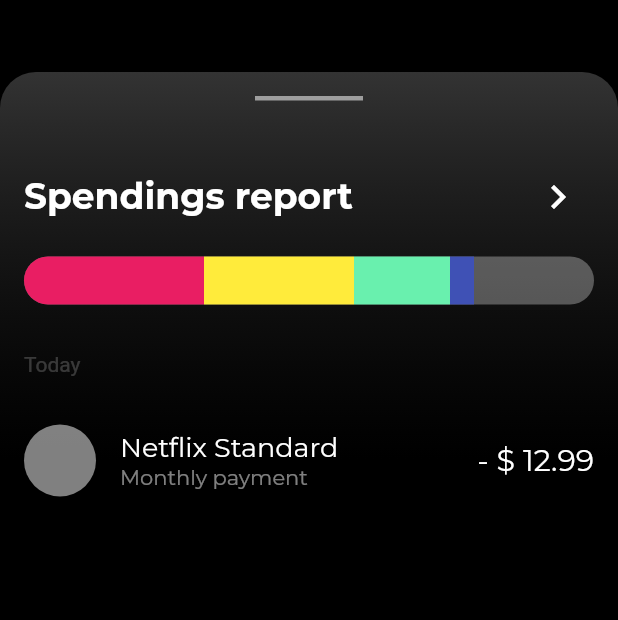
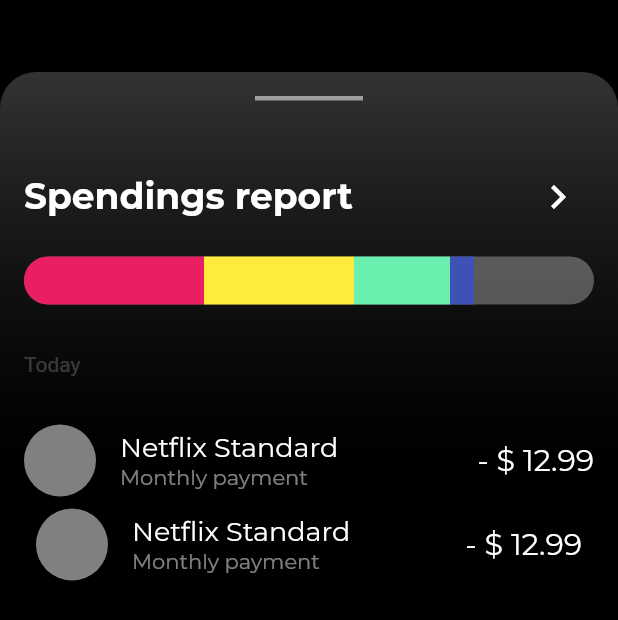
Before and after one commit to JAICHANGPARK/flutter_notebook_8th_story, a Flutter app: the screen it shows after launch, on a phone screen of 412 x 824 dp. Shown: the top 620 px of the screen. Run offline on Flutter 3.47's test engine with Material 2 defaults, Android fonts, the phone set to English and light mode, and no system bars; our stand-ins replace badges, flutter_hooks, google_fonts, hooks_riverpod, state_notifier.

Commit message:
Update bank_main_page.dart

```diff
--- a/lib/ep594_banking_app/bank_main_page.dart
+++ b/lib/ep594_banking_app/bank_main_page.dart
@@ -143,6 +143,43 @@ class _BankMainPageState extends State<BankMainPage> {
                               style: GoogleFonts.montserrat(color: Colors.white, fontSize: 20),
                             )
                           ],
+                        ),
+
+                        Padding(
+                          padding: const EdgeInsets.all(8.0),
+                          child: Row(
+                            children: [
+                              CircleAvatar(
+                                radius: 24,
+                                backgroundColor: Colors.white.withOpacity(0.5),
+                              ),
+                              Padding(
+                                padding: const EdgeInsets.only(left: 16),
+                                child: Column(
+                                  mainAxisAlignment: MainAxisAlignment.center,
+                                  crossAxisAlignment: CrossAxisAlignment.start,
+                                  children: [
+                                    Text(
+                                      "Netflix Standard",
+                                      style: GoogleFonts.montserrat(
+                                        color: Colors.white,
+                                        fontSize: 18,
+                                      ),
+                                    ),
+                                    Text(
+                                      "Monthly payment",
+                                      style: GoogleFonts.montserrat(color: Colors.white.withOpacity(.5)),
+                                    )
+                                  ],
+                                ),
+                              ),
+                              Spacer(),
+                              Text(
+                                "- \$ 12.99",
+                                style: GoogleFonts.montserrat(color: Colors.white, fontSize: 20),
+                              )
+                            ],
+                          ),
                         )
                       ],
                     ),
```
